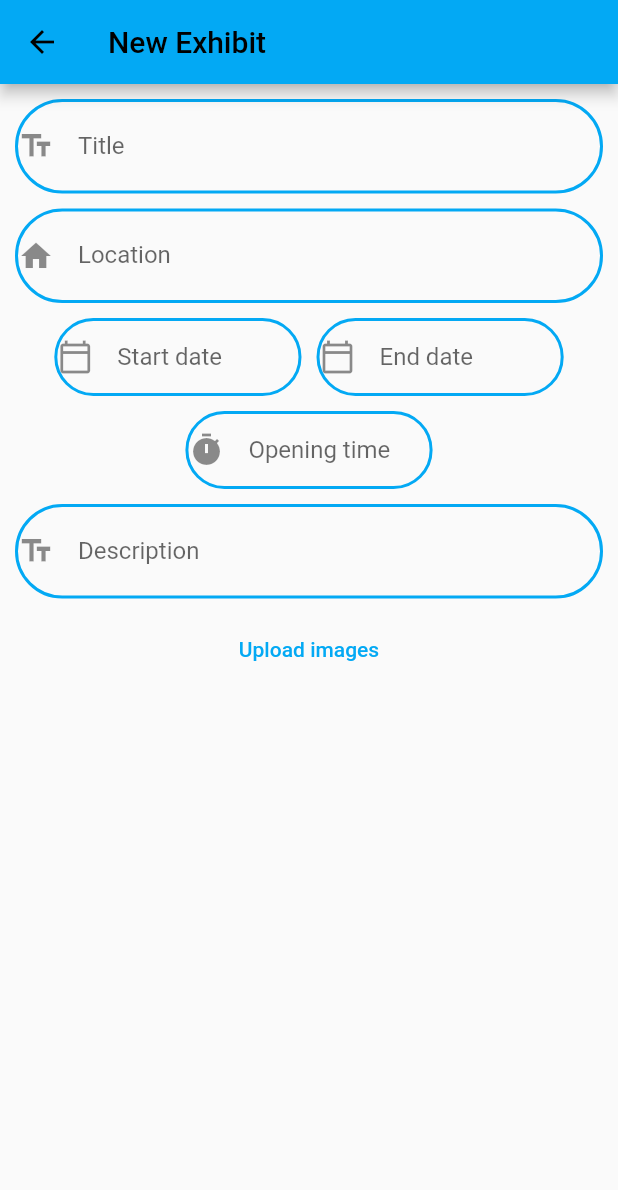
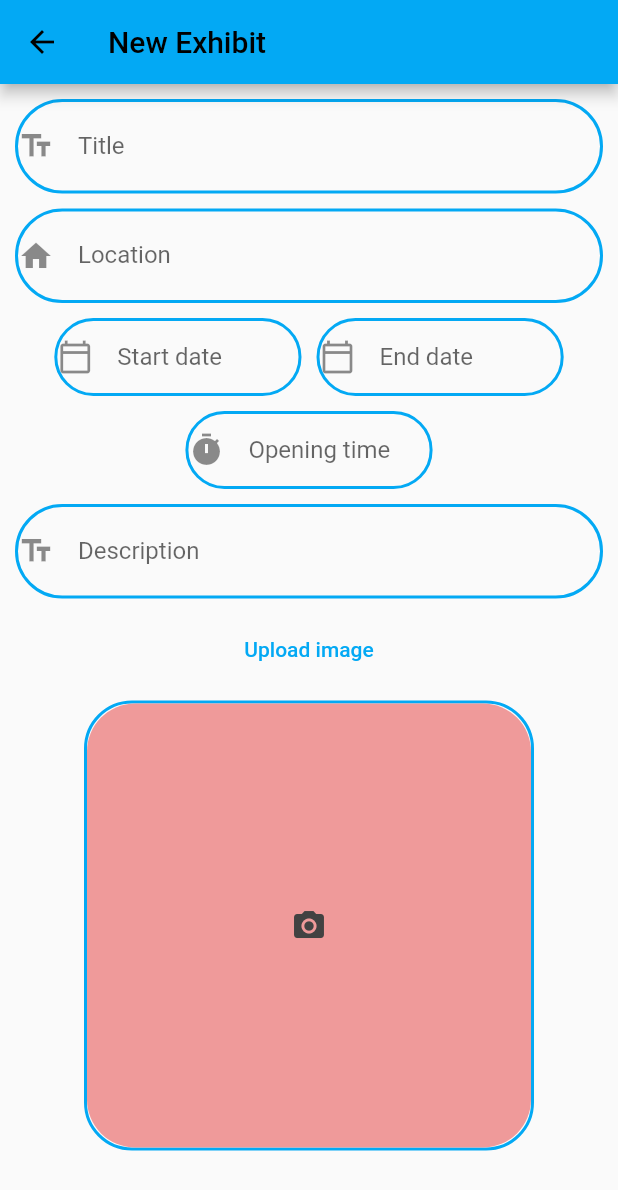
Before and after one commit to fico45/ArtGallery, a Flutter app: the screen it shows once a user with an empty profile is signed in, scrolled down 337 dp, after a tap on the "add" icon, on a phone screen of 412 x 824 dp. Shown: the top 1190 px of the screen. Run offline on Flutter 3.47's test engine with Material 2 defaults, Android fonts, the phone set to English and light mode, and no system bars; drawn by our look-alikes of date_time_picker; our stand-ins replace cloud_firestore, fancy_bottom_navigation, firebase_auth, firebase_core, firebase_storage, google_sign_in and 1 more; missing offline and left inert: flutter_google_places, google_maps_webservice; accounts and stored records are empty.

Commit message:
Exhibit image added
One can now select an image from gallery. A single image, for now. It should be multiple images. But that'll be implemented later.

```diff
--- a/lib/screens/dashboard.dart
+++ b/lib/screens/dashboard.dart
@@ -19,7 +19,7 @@ class _DashboardState extends State<Dashboard> {
         child: Icon(Icons.add),
         onPressed: () {
           Navigator.push(
-              context, BouncyPageRoute(NewExhibit(), Alignment.bottomRight));
+              context, CustomPageRoute(NewExhibit(), Alignment.bottomCenter));
         },
       ),
       body: ExhibitView(),
--- a/lib/widgets/custom_page_route.dart
+++ b/lib/widgets/custom_page_route.dart
@@ -1,10 +1,10 @@
 import 'package:flutter/material.dart';
 
-class BouncyPageRoute extends PageRouteBuilder {
+class CustomPageRoute extends PageRouteBuilder {
   final Widget widget;
   final Alignment position;
 
-  BouncyPageRoute(this.widget, this.position)
+  CustomPageRoute(this.widget, this.position)
       : super(
             transitionDuration: Duration(milliseconds: 500),
             transitionsBuilder: (BuildContext context,
@@ -13,7 +13,7 @@ class BouncyPageRoute extends PageRouteBuilder {
                 Widget child) {
               animation = CurvedAnimation(
                 parent: animation,
-                curve: Curves.linearToEaseOut,
+                curve: Curves.ease,
               );
               return ScaleTransition(
                 alignment: position,
--- a/lib/widgets/exhibit/new_exhibit.dart
+++ b/lib/widgets/exhibit/new_exhibit.dart
@@ -1,9 +1,10 @@
+import 'dart:io';
+
 import 'package:date_time_picker/date_time_picker.dart';
 import 'package:firebase_auth/firebase_auth.dart';
 import 'package:flutter/material.dart';
 import 'package:cloud_firestore/cloud_firestore.dart';
-
-import 'address search/place_service.dart';
+import 'package:image_picker/image_picker.dart';
 
 import 'package:flutter_google_places/flutter_google_places.dart';
 import 'package:google_maps_webservice/places.dart';
@@ -22,13 +23,17 @@ class NewExhibit extends StatefulWidget {
 
 class _NewExhibitState extends State<NewExhibit> {
   final _places = GoogleMapsPlaces(apiKey: kGoogleApiKey);
+
   TextEditingController _place = new TextEditingController();
+  final ImagePicker _picker = ImagePicker();
+
   var _description = '';
   var _title = '';
   var _location = '';
   var _startDate = '';
   var _endDate = '';
   var _openingTime = '';
+  File? _image;
 
   @override
   void dispose() {
@@ -236,7 +241,47 @@ class _NewExhibitState extends State<NewExhibit> {
                 ),
               ),
               SizedBox(height: 10),
-              TextButton(onPressed: () {}, child: Text('Upload images'))
+              TextButton(
+                onPressed: () async {
+                  XFile? image =
+                      await _picker.pickImage(source: ImageSource.gallery);
+                  setState(() {
+                    _image = File(image!.path);
+                  });
+                },
+                child: Text('Upload image'),
+              ),
+              SizedBox(height: 10),
+              Container(
+                width: 300,
+                height: 300,
+                decoration: BoxDecoration(
+                  borderRadius: BorderRadius.circular(32),
+                  border: Border.all(
+                    color: Theme.of(context).colorScheme.primary,
+                    width: 2,
+                  ),
+                ),
+                child: _image != null
+                    ? Image.file(
+                        _image!,
+                        width: 300,
+                        height: 300,
+                        fit: BoxFit.fitHeight,
+                      )
+                    : Container(
+                        decoration: BoxDecoration(
+                          color: Colors.red[200],
+                          borderRadius: BorderRadius.circular(32),
+                        ),
+                        width: 300,
+                        height: 300,
+                        child: Icon(
+                          Icons.camera_alt,
+                          color: Colors.grey[800],
+                        ),
+                      ),
+              ),
             ],
           ),
         ),
--- a/pubspec.yaml
+++ b/pubspec.yaml
@@ -25,7 +25,6 @@ dependencies:
     sdk: flutter
   cloud_firestore: ^3.1.1
   firebase_auth: ^3.0.1
-  image_picker: ^0.8.4
   firebase_storage: ^10.0.3
   firebase_messaging: any
   google_sign_in: ^5.0.4
@@ -38,6 +37,7 @@ dependencies:
   uuid: ^3.0.4
   fancy_bottom_navigation: ^0.3.2
   date_time_picker: ^2.1.0
+  image_picker: ^0.8.4+4
 
 
 dev_dependencies:
```
Also changed, not shown: pubspec.lock.
